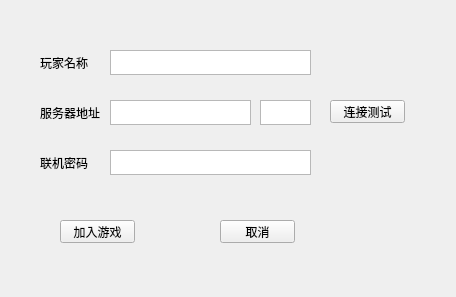
This is connection.ui in VazeKerykeion/The-Chess-of-Yggdrasill as Qt 5 draws it before an edit. The edited form follows.
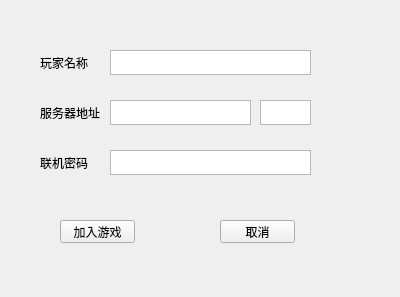
This is the edited form.

```diff
--- a/connection.ui
+++ b/connection.ui
@@ -6,7 +6,7 @@
    <rect>
     <x>0</x>
     <y>0</y>
-    <width>456</width>
+    <width>400</width>
     <height>297</height>
    </rect>
   </property>
@@ -93,19 +93,6 @@
      </rect>
     </property>
    </widget>
-   <widget class="QPushButton" name="pushButton">
-    <property name="geometry">
-     <rect>
-      <x>330</x>
-      <y>100</y>
-      <width>75</width>
-      <height>23</height>
-     </rect>
-    </property>
-    <property name="text">
-     <string>连接测试</string>
-    </property>
-   </widget>
    <widget class="QPushButton" name="pushButton_2">
     <property name="geometry">
      <rect>
```
Left out of the diff: 9 changed lines with no effect on the pictures. Lines whose indentation alone changed are shown as unchanged.
